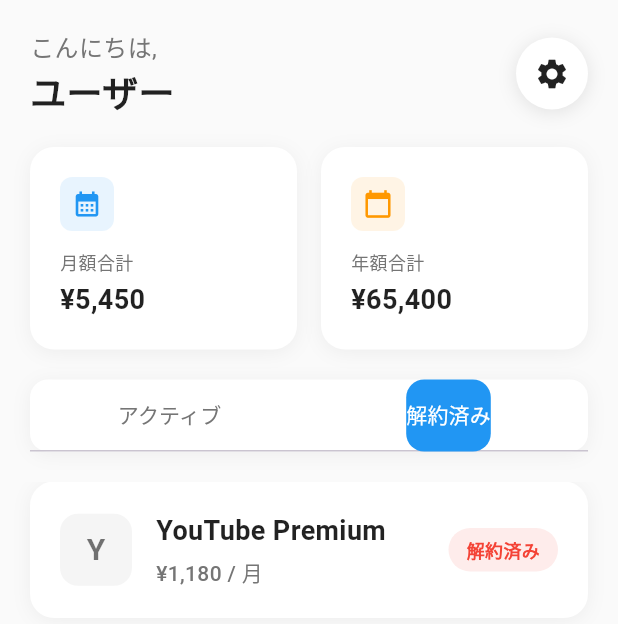
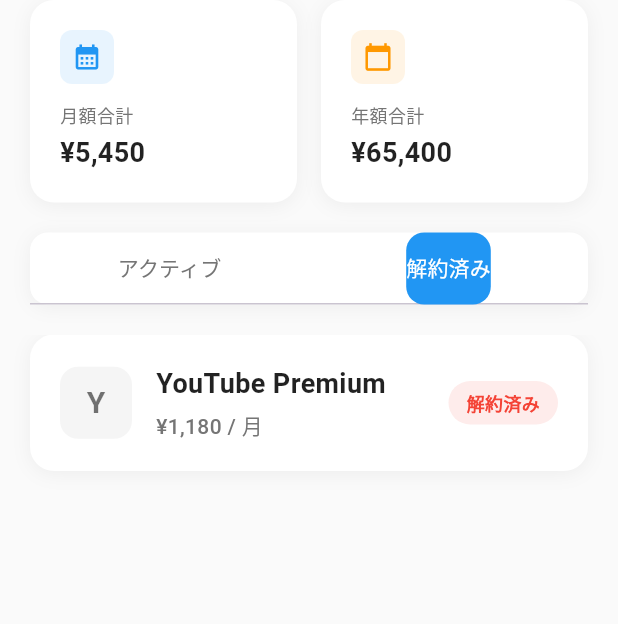
Before and after one commit to tomohiro1024/claude_code_subscription_flutter, a Flutter app: the screen it shows after launch, tab 2 chosen, on a phone screen of 412 x 824 dp. Shown: the top 624 px of the screen. Run offline on Flutter 3.47's test engine with Material 3 defaults, Android fonts, the phone set to English and light mode, and no system bars; our stand-ins replace shared_preferences; Roboto replaces fonts that are missing (Hiragino Sans).

Commit message:
ヘッダーの削除

```diff
--- a/lib/screens/home_screen.dart
+++ b/lib/screens/home_screen.dart
@@ -43,64 +43,11 @@
       body: SafeArea(
         child: Column(
           children: [
-            _buildHeader(),
             _buildSummaryCards(),
             _buildTabBar(),
             Expanded(child: _buildTabContent()),
           ],
         ),
-      ),
-    );
-  }
-
-  Widget _buildHeader() {
-    return Container(
-      padding: const EdgeInsets.all(20),
-      child: Row(
-        children: [
-          Expanded(
-            child: Column(
-              crossAxisAlignment: CrossAxisAlignment.start,
-              children: [
-                Text(
-                  'こんにちは,',
-                  style: TextStyle(
-                    fontSize: 16,
-                    color: Colors.grey[600],
-                  ),
-                ),
-                const Text(
-                  'ユーザー',
-                  style: TextStyle(
-                    fontSize: 24,
-                    fontWeight: FontWeight.bold,
-                    color: Colors.black87,
-                      ),
-                    ),
-                  ],
-                ),
-              ),
-              Container(
-                decoration: BoxDecoration(
-                  color: Colors.white,
-                  shape: BoxShape.circle,
-                  boxShadow: [
-                    BoxShadow(
-                      color: Colors.black.withOpacity(0.1),
-                      blurRadius: 10,
-                      offset: const Offset(0, 2),
-                    ),
-                  ],
-                ),
-                child: IconButton(
-                  onPressed: () => Navigator.push(
-                    context,
-                    MaterialPageRoute(builder: (context) => const SettingsScreen()),
-                  ),
-                  icon: const Icon(Icons.settings, color: Colors.black87),
-                ),
-              ),
-            ],
       ),
     );
   }
@@ -115,7 +62,8 @@
               Expanded(
                 child: _buildSummaryCard(
                   title: '月額合計',
-                  value: '¥${_currencyFormatter.format(subscriptionProvider.totalMonthlyCost)}',
+                  value:
+                      '¥${_currencyFormatter.format(subscriptionProvider.totalMonthlyCost)}',
                   icon: Icons.calendar_month,
                   color: Colors.blue,
                 ),
@@ -124,7 +72,8 @@
               Expanded(
                 child: _buildSummaryCard(
                   title: '年額合計',
-                  value: '¥${_currencyFormatter.format(subscriptionProvider.totalYearlyCost)}',
+                  value:
+                      '¥${_currencyFormatter.format(subscriptionProvider.totalYearlyCost)}',
                   icon: Icons.calendar_today,
                   color: Colors.orange,
                 ),
@@ -211,10 +160,7 @@
         ),
         labelColor: Colors.white,
         unselectedLabelColor: Colors.grey[600],
-        tabs: const [
-          Tab(text: 'アクティブ'),
-          Tab(text: '解約済み'),
-        ],
+        tabs: const [Tab(text: 'アクティブ'), Tab(text: '解約済み')],
       ),
     );
   }
@@ -251,10 +197,7 @@
             const SizedBox(height: 16),
             Text(
               'サブスクリプションがありません',
-              style: TextStyle(
-                fontSize: 16,
-                color: Colors.grey[600],
-              ),
+              style: TextStyle(fontSize: 16, color: Colors.grey[600]),
             ),
           ],
         ),
@@ -276,7 +219,8 @@
       shape: const RoundedRectangleBorder(
         borderRadius: BorderRadius.vertical(top: Radius.circular(20)),
       ),
-      builder: (context) => Container(
+      builder:
+          (context) => Container(
             padding: const EdgeInsets.all(20),
             child: Column(
               mainAxisSize: MainAxisSize.min,
```
Lines whose indentation alone changed are shown as unchanged.
